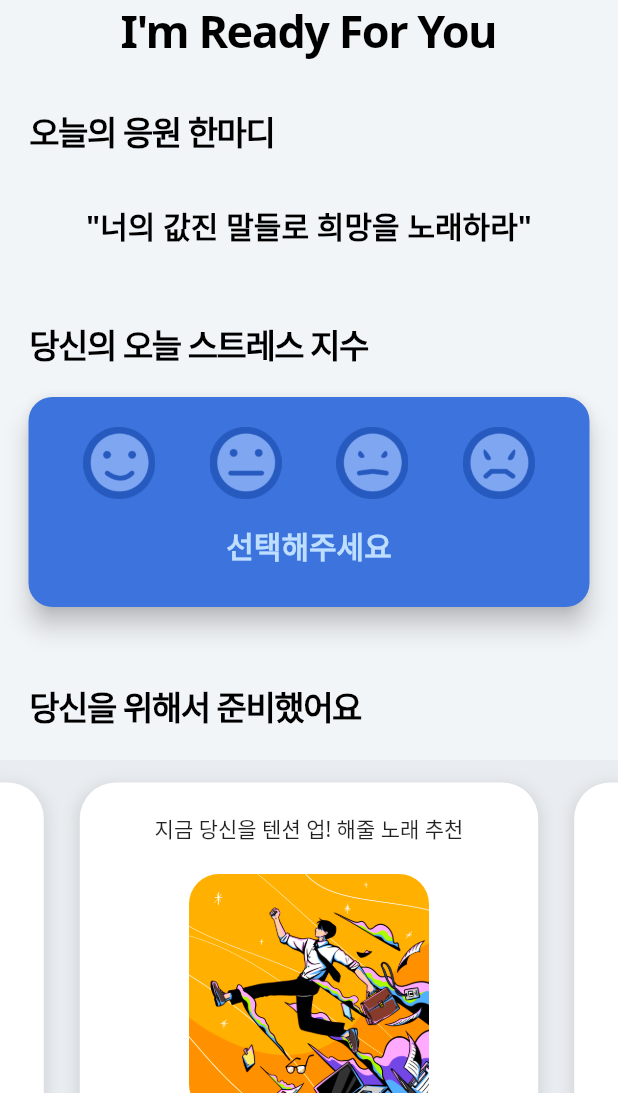
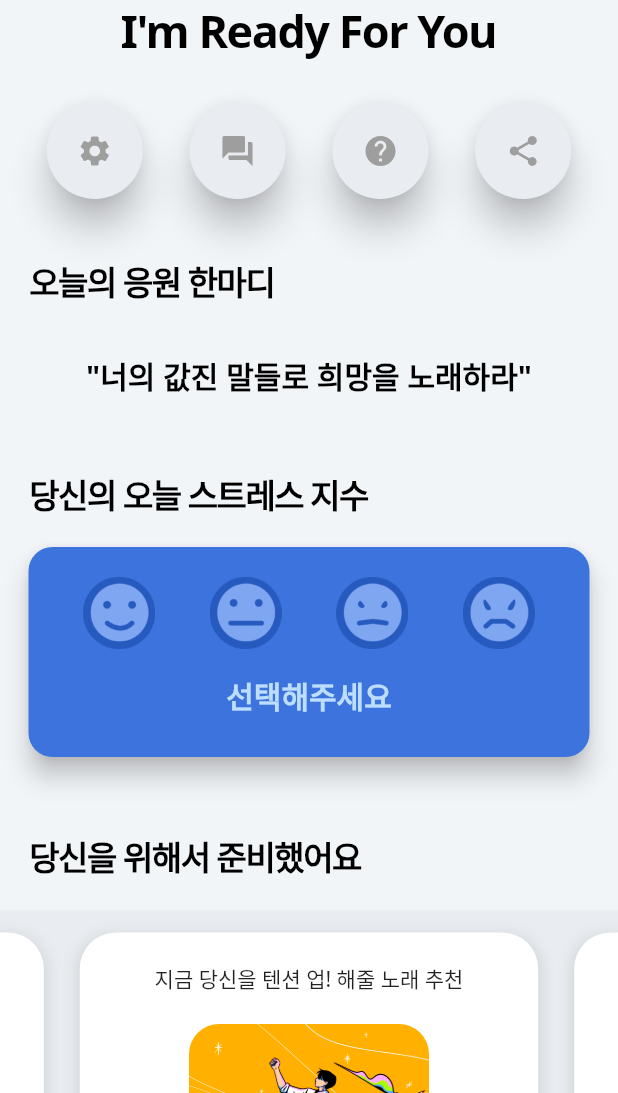
Before and after one commit to minsung521/IRFY, a Flutter app: the screen it shows after launch, on a phone screen of 412 x 824 dp, the part 143-1236 px from its top. Run offline on Flutter 3.47's test engine with Material 2 defaults, Android fonts, the phone set to English and light mode, and no system bars; drawn by our look-alikes of carousel_slider.

```diff
--- a/lib/myhome.dart
+++ b/lib/myhome.dart
@@ -13,10 +13,6 @@ class MyHome extends StatefulWidget {
 //     this.saying = saying;
 //   }
 // }
-
-class CarouselElement {
-  String text;
-}
 
 class _HomeState extends State<MyHome> {
   String saying = "너의 값진 말들로 희망을 노래하라";
@@ -87,6 +83,59 @@ class _HomeState extends State<MyHome> {
                     fontWeight: FontWeight.bold,
                     fontSize: 30,
                     letterSpacing: -1,
+                  ),
+                ),
+                Container(
+                  padding: EdgeInsets.only(top: 20),
+                  height: 100,
+                  child: Row(
+                    mainAxisAlignment: MainAxisAlignment.spaceEvenly,
+                    children: [
+                      ElevatedButton(
+                        onPressed: () {},
+                        child: Icon(Icons.settings, color: Colors.grey),
+                        style: ElevatedButton.styleFrom(
+                          shape: CircleBorder(),
+                          padding: EdgeInsets.all(20),
+                          primary: Color(0xffE9EDF1), // <-- Button color
+                          onPrimary: Colors.blue, // <-- Splash color
+                          elevation: 10,
+                        ),
+                      ),
+                      ElevatedButton(
+                        onPressed: () {},
+                        child: Icon(Icons.question_answer, color: Colors.grey),
+                        style: ElevatedButton.styleFrom(
+                          shape: CircleBorder(),
+                          padding: EdgeInsets.all(20),
+                          primary: Color(0xffE9EDF1), // <-- Button color
+                          onPrimary: Colors.blue, // <-- Splash color
+                          elevation: 10, // <-- Splash color
+                        ),
+                      ),
+                      ElevatedButton(
+                        onPressed: () {},
+                        child: Icon(Icons.help, color: Colors.grey),
+                        style: ElevatedButton.styleFrom(
+                          shape: CircleBorder(),
+                          padding: EdgeInsets.all(20),
+                          primary: Color(0xffE9EDF1), // <-- Button color
+                          onPrimary: Colors.blue, // <-- Splash color
+                          elevation: 10,
+                        ),
+                      ),
+                      ElevatedButton(
+                        onPressed: () {},
+                        child: Icon(Icons.share, color: Colors.grey),
+                        style: ElevatedButton.styleFrom(
+                          shape: CircleBorder(),
+                          padding: EdgeInsets.all(20),
+                          primary: Color(0xffE9EDF1), // <-- Button color
+                          onPrimary: Colors.blue, // <-- Splash color
+                          elevation: 10,
+                        ),
+                      ),
+                    ],
                   ),
                 ),
               ],
@@ -206,7 +255,7 @@ class _HomeState extends State<MyHome> {
               //   });
               // },
 
-              items: [1, 2, 3].map((i) {
+              items: [1, 2].map((i) {
                 return Builder(
                   builder: (BuildContext context) {
                     return Container(
@@ -252,8 +301,7 @@ class _HomeState extends State<MyHome> {
                               children: [
                                 Text(
                                   "퇴사 ",
-                                    style:
-                                        TextStyle(fontWeight: FontWeight.bold),
+                                  style: TextStyle(fontWeight: FontWeight.bold),
                                 ),
                                 Text('- Anonymous Artist'),
                               ],
@@ -273,17 +321,70 @@ class _HomeState extends State<MyHome> {
                                 child: Text("플레이 리스트 더보기")),
                           ),
                         ],
-                        ));
+                      ),
+                    );
                   },
                 );
               }).toList(),
             ),
           ),
           SizedBox(
-            height: 30,
+            height: 20,
           ),
         ],
       ),
     );
   }
 }
+
+
+
+// Column(
+//                           children: [
+//                             Padding(
+//                               padding: const EdgeInsets.all(20.0),
+//                               child: Text(
+//                                 "지금 당신을 텐션 업! 해줄 노래 추천",
+//                                 style: TextStyle(
+//                                   fontSize: 14,
+//                                 ),
+//                               ),
+//                             ),
+//                             ClipRRect(
+//                               borderRadius: BorderRadius.circular(20),
+//                               child: Image(
+//                                 image: AssetImage("assets/hangup.jpg"),
+//                                 width: 160,
+//                                 height: 160,
+//                                 fit: BoxFit.fill,
+//                               ),
+//                             ),
+//                             Padding(
+//                               padding: const EdgeInsets.all(10.0),
+//                               child: Row(
+//                                 mainAxisAlignment: MainAxisAlignment.center,
+//                                 children: [
+//                                   Text(
+//                                     "퇴사 ",
+//                                     style:
+//                                         TextStyle(fontWeight: FontWeight.bold),
+//                                   ),
+//                                   Text('- Anonymous Artist'),
+//                                 ],
+//                               ),
+//                             ),
+//                             SizedBox(
+//                               width: 200,
+//                               child: ElevatedButton(
+//                                   style: ElevatedButton.styleFrom(
+//                                     primary: Color(0xff3D73DD),
+//                                     onPrimary: Colors.white,
+//                                     shape: RoundedRectangleBorder(
+//                                       borderRadius: BorderRadius.circular(8.0),
+//                                     ),
+//                                   ),
+//                                   onPressed: () {},
+//                                   child: Text("플레이 리스트 더보기")),
+//                             ),
+//                           ],
+//                         )
```
Also changed, not shown: assets/그룹 72.png (added), assets/그룹 72@2x.png (added), assets/그룹 72@3x.png (added). Lines whose indentation alone changed are shown as unchanged.
